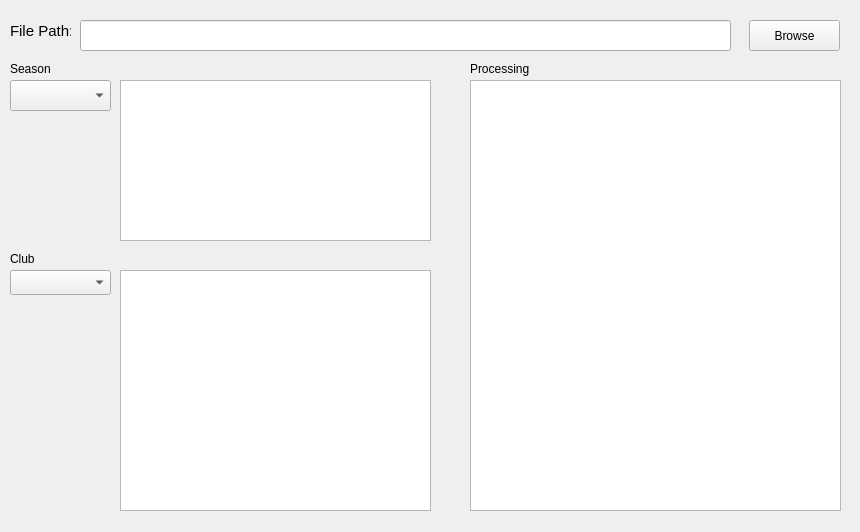
Above: mainwindow.ui from SeniorSemester1/UITPremierLeagueGUI before the change. Below: the same form after it.
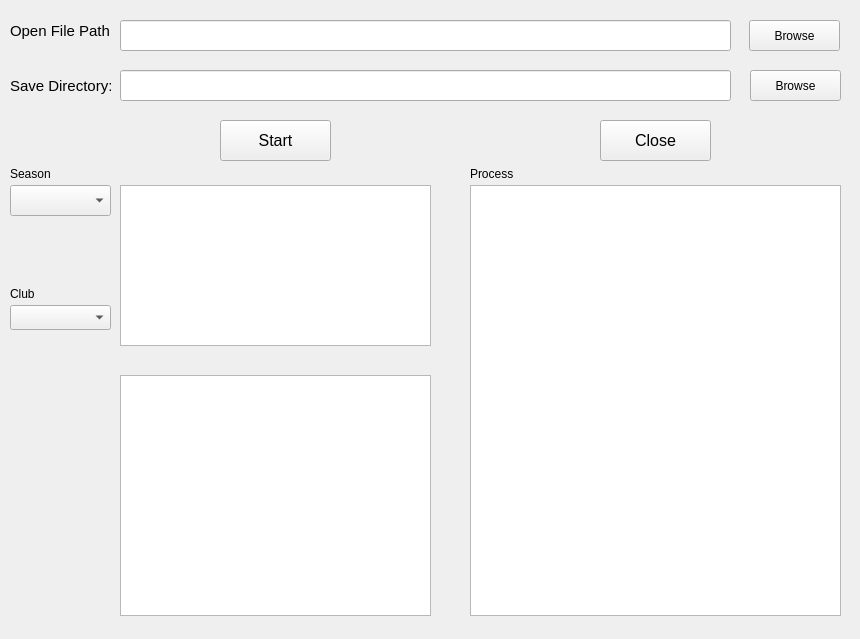
That is the form after the change.

The edit to the form file:
```diff
--- a/mainwindow.ui
+++ b/mainwindow.ui
@@ -7,7 +7,7 @@
     <x>0</x>
     <y>0</y>
     <width>860</width>
-    <height>532</height>
+    <height>639</height>
    </rect>
   </property>
   <property name="windowTitle">
@@ -18,7 +18,7 @@
     <property name="geometry">
      <rect>
       <x>10</x>
-      <y>80</y>
+      <y>185</y>
       <width>101</width>
       <height>31</height>
      </rect>
@@ -28,7 +28,7 @@
     <property name="geometry">
      <rect>
       <x>120</x>
-      <y>80</y>
+      <y>185</y>
       <width>311</width>
       <height>161</height>
      </rect>
@@ -41,7 +41,7 @@
     <property name="geometry">
      <rect>
       <x>10</x>
-      <y>270</y>
+      <y>305</y>
       <width>101</width>
       <height>25</height>
      </rect>
@@ -51,7 +51,7 @@
     <property name="geometry">
      <rect>
       <x>120</x>
-      <y>270</y>
+      <y>375</y>
       <width>311</width>
       <height>241</height>
      </rect>
@@ -64,7 +64,7 @@
     <property name="geometry">
      <rect>
       <x>10</x>
-      <y>60</y>
+      <y>165</y>
       <width>56</width>
       <height>17</height>
      </rect>
@@ -77,7 +77,7 @@
     <property name="geometry">
      <rect>
       <x>10</x>
-      <y>250</y>
+      <y>285</y>
       <width>56</width>
       <height>17</height>
      </rect>
@@ -90,20 +90,20 @@
     <property name="geometry">
      <rect>
       <x>470</x>
-      <y>60</y>
+      <y>165</y>
       <width>71</width>
       <height>17</height>
      </rect>
     </property>
     <property name="text">
-     <string>Processing</string>
+     <string>Process</string>
     </property>
    </widget>
    <widget class="QTextEdit" name="PrcTxt">
     <property name="geometry">
      <rect>
       <x>470</x>
-      <y>80</y>
+      <y>185</y>
       <width>371</width>
       <height>431</height>
      </rect>
@@ -115,9 +115,9 @@
    <widget class="QLineEdit" name="PathLineEdit">
     <property name="geometry">
      <rect>
-      <x>80</x>
+      <x>120</x>
       <y>20</y>
-      <width>651</width>
+      <width>611</width>
       <height>31</height>
      </rect>
     </property>
@@ -148,7 +148,7 @@
      <rect>
       <x>10</x>
       <y>20</y>
-      <width>61</width>
+      <width>101</width>
       <height>21</height>
      </rect>
     </property>
@@ -158,7 +158,87 @@
      </font>
     </property>
     <property name="text">
-     <string>File Path:</string>
+     <string>Open File Path:</string>
+    </property>
+   </widget>
+   <widget class="QLineEdit" name="saveEditTxt">
+    <property name="geometry">
+     <rect>
+      <x>120</x>
+      <y>70</y>
+      <width>611</width>
+      <height>31</height>
+     </rect>
+    </property>
+    <property name="readOnly">
+     <bool>true</bool>
+    </property>
+   </widget>
+   <widget class="QLabel" name="label_5">
+    <property name="geometry">
+     <rect>
+      <x>10</x>
+      <y>70</y>
+      <width>101</width>
+      <height>31</height>
+     </rect>
+    </property>
+    <property name="font">
+     <font>
+      <pointsize>11</pointsize>
+     </font>
+    </property>
+    <property name="text">
+     <string>Save Directory:</string>
+    </property>
+   </widget>
+   <widget class="QPushButton" name="saveBrowseBtn">
+    <property name="geometry">
+     <rect>
+      <x>750</x>
+      <y>70</y>
+      <width>91</width>
+      <height>31</height>
+     </rect>
+    </property>
+    <property name="text">
+     <string>Browse</string>
+    </property>
+   </widget>
+   <widget class="QPushButton" name="startBtn">
+    <property name="geometry">
+     <rect>
+      <x>220</x>
+      <y>120</y>
+      <width>111</width>
+      <height>41</height>
+     </rect>
+    </property>
+    <property name="font">
+     <font>
+      <pointsize>12</pointsize>
+     </font>
+    </property>
+    <property name="text">
+     <string>Start</string>
+    </property>
+   </widget>
+   <widget class="QPushButton" name="closeBtn">
+    <property name="geometry">
+     <rect>
+      <x>600</x>
+      <y>120</y>
+      <width>111</width>
+      <height>41</height>
+     </rect>
+    </property>
+    <property name="font">
+     <font>
+      <pointsize>12</pointsize>
+     </font>
+    </property>
+    <property name="text">
+     <string>Close</string>
     </property>
    </widget>
   </widget>
```
Left out of the diff: 2 changed lines with no effect on the pictures.
